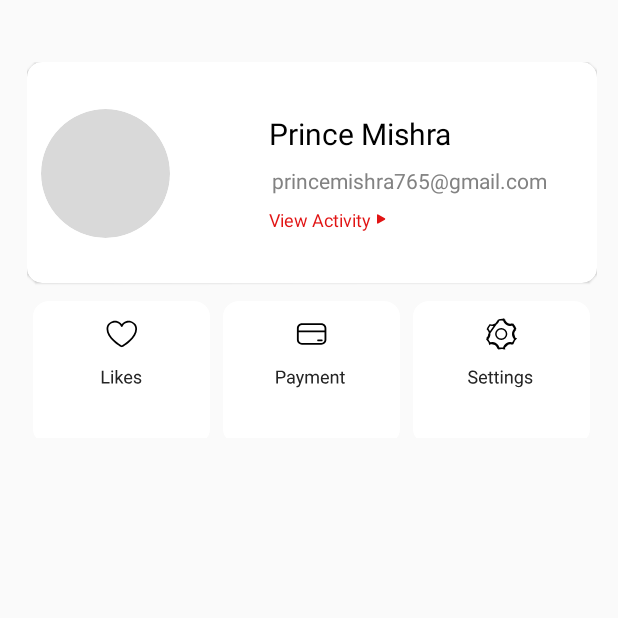
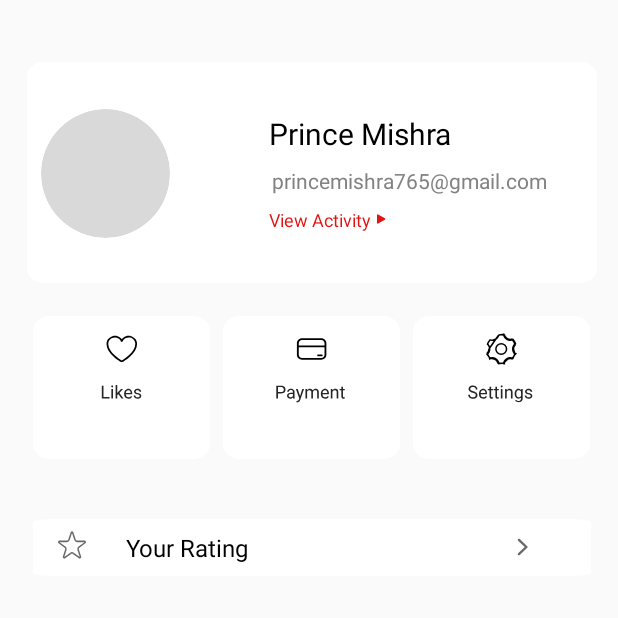
Before and after one commit to Manjeetprasad1/InstantDiet, an Android app: the ProfileFragment screen opened directly, with no data from a screen before it, on a phone screen of 412 x 824 dp, the top half of it. Run offline under Robolectric (Android 15) with nearby library versions, the phone set to English and light mode, and no system bars; our stand-ins replace CircleImageView, data binding.

Commit message:
rating bar added and changed all card designs

```diff
--- /dev/null
+++ b/app/src/main/res/drawable/arrow_3.xml
@@ -0,0 +1,9 @@
+<vector xmlns:android="http://schemas.android.com/apk/res/android"
+    android:width="7dp"
+    android:height="12dp"
+    android:viewportWidth="7"
+    android:viewportHeight="12">
+  <path
+      android:pathData="M6.53,6.53C6.823,6.237 6.823,5.763 6.53,5.47L1.757,0.697C1.464,0.404 0.99,0.404 0.697,0.697C0.404,0.99 0.404,1.464 0.697,1.757L4.939,6L0.697,10.243C0.404,10.535 0.404,11.01 0.697,11.303C0.99,11.596 1.464,11.596 1.757,11.303L6.53,6.53ZM5,6.75L6,6.75L6,5.25L5,5.25L5,6.75Z"
+      android:fillColor="#6A6A6A"/>
+</vector>
--- /dev/null
+++ b/app/src/main/res/drawable/rectangle_42.xml
@@ -0,0 +1,9 @@
+<vector xmlns:android="http://schemas.android.com/apk/res/android"
+    android:width="358dp"
+    android:height="147dp"
+    android:viewportWidth="358"
+    android:viewportHeight="147">
+  <path
+      android:pathData="M10,0L348,0A10,10 0,0 1,358 10L358,137A10,10 0,0 1,348 147L10,147A10,10 0,0 1,0 137L0,10A10,10 0,0 1,10 0z"
+      android:fillColor="#ffffff"/>
+</vector>
--- /dev/null
+++ b/app/src/main/res/drawable/star_6.xml
@@ -0,0 +1,11 @@
+<vector xmlns:android="http://schemas.android.com/apk/res/android"
+    android:width="20dp"
+    android:height="19dp"
+    android:viewportWidth="20"
+    android:viewportHeight="19">
+  <path
+      android:strokeWidth="1"
+      android:pathData="M9.524,1.082C9.674,0.621 10.326,0.621 10.476,1.082L11.994,5.755C12.195,6.373 12.771,6.792 13.421,6.792H18.335C18.819,6.792 19.021,7.412 18.629,7.696L14.653,10.585C14.127,10.967 13.907,11.644 14.108,12.262L15.627,16.936C15.776,17.396 15.249,17.779 14.857,17.495L10.882,14.606C10.356,14.224 9.644,14.224 9.118,14.606L5.143,17.495C4.751,17.779 4.223,17.396 4.373,16.936L5.892,12.262C6.093,11.644 5.873,10.967 5.347,10.585L1.371,7.696C0.979,7.412 1.181,6.792 1.665,6.792H6.579C7.229,6.792 7.805,6.373 8.006,5.755L9.524,1.082Z"
+      android:fillColor="#00000000"
+      android:strokeColor="#6A6A6A"/>
+</vector>
--- a/app/src/main/res/layout/fragment_profile.xml
+++ b/app/src/main/res/layout/fragment_profile.xml
@@ -1,7 +1,6 @@
-<?xml version="1.0" encoding="utf-8"?>
+<?xml version="1.0" encoding="UTF-8"?>
 <layout xmlns:android="http://schemas.android.com/apk/res/android"
-    xmlns:app="http://schemas.android.com/apk/res-auto"
-    xmlns:tools="http://schemas.android.com/tools">
+    xmlns:app="http://schemas.android.com/apk/res-auto" >
     <data>
         <variable
             name="viewModel"
@@ -22,15 +21,16 @@
                 android:layout_height="wrap_content"
                 android:layout_marginTop="41dp"
                 android:layout_marginStart="18dp"
+                android:id="@+id/profile_top"
                 android:layout_marginEnd="14dp"
                 >
-                <com.google.android.material.card.MaterialCardView
+                <androidx.constraintlayout.widget.ConstraintLayout
                     android:layout_width="match_parent"
                     android:layout_height="wrap_content"
                     app:layout_constraintTop_toTopOf="parent"
                     app:layout_constraintStart_toStartOf="parent"
                     app:layout_constraintEnd_toEndOf="parent"
-                    app:cardCornerRadius="10dp"
+                   android:background="@drawable/rectangle_42"
                     android:id="@+id/profile_card"
 
                     >
@@ -94,6 +94,7 @@
                                 android:drawablePadding="4dp"
                                 android:text="View Activity"
                                 android:textAlignment="center"
+                                android:layout_gravity="center_vertical"
                                 android:textColor="#E11414"
                                 android:textSize="12sp"
                                 app:drawableEndCompat="@drawable/polygon_4" />
@@ -105,23 +106,35 @@
 
 
 
-                </com.google.android.material.card.MaterialCardView>
+                </androidx.constraintlayout.widget.ConstraintLayout>
+
+                <androidx.constraintlayout.widget.ConstraintLayout
+                    android:layout_width="match_parent"
+                    android:layout_height="wrap_content"
+                    app:layout_constraintStart_toStartOf="parent"
+                    app:layout_constraintTop_toBottomOf="@id/profile_card"
+
+                    android:paddingVertical="8dp"
+                    app:layout_constraintEnd_toEndOf="parent"
+                    android:id="@+id/lps_lyt"
+                    >
 
                 <androidx.appcompat.widget.LinearLayoutCompat
                     android:layout_width="match_parent"
                     android:layout_height="wrap_content"
-                    app:layout_constraintTop_toBottomOf="@id/profile_card"
+                    app:layout_constraintTop_toTopOf="parent"
                     android:weightSum="3"
+                    android:paddingVertical="4dp"
                     android:orientation="horizontal"
                     android:id="@+id/like_pay_setting">
                     <androidx.appcompat.widget.AppCompatTextView
                         android:layout_width="wrap_content"
                         android:layout_height="wrap_content"
                         android:layout_weight="1"
+                        android:layout_marginBottom="4dp"
                         app:drawableTopCompat="@drawable/group_67"
                         android:layout_marginTop="8dp"
-                        android:padding="10dp"
-
+                        android:paddingVertical="10dp"
                         android:layout_marginHorizontal="4dp"
                         android:layout_gravity="center_vertical"
                         android:background="@drawable/rectangle_43"
@@ -133,6 +146,8 @@
                         app:drawableTopCompat="@drawable/group_68"
                         android:layout_marginTop="8dp"
                         android:padding="10dp"
+
+                        android:layout_marginBottom="4dp"
                         android:layout_marginHorizontal="4dp"
                         android:layout_gravity="center_vertical"
                         android:background="@drawable/rectangle_43"
@@ -145,6 +160,8 @@
                         android:layout_marginTop="8dp"
                         android:padding="10dp"
 
+                        android:layout_marginBottom="4dp"
+
                         android:layout_marginHorizontal="4dp"
                         android:layout_gravity="center_vertical"
                         android:background="@drawable/rectangle_43"
@@ -152,7 +169,71 @@
 
 
                 </androidx.appcompat.widget.LinearLayoutCompat>
+
+
+                </androidx.constraintlayout.widget.ConstraintLayout>
+
+                <androidx.constraintlayout.widget.ConstraintLayout
+                    android:layout_width="match_parent"
+                    android:layout_height="wrap_content"
+                    android:id="@+id/rating_lyt"
+                    app:layout_constraintTop_toBottomOf="@id/lps_lyt"
+                    android:background="@drawable/rectangle_42"
+                    android:layout_marginTop="26dp"
+                    android:paddingVertical="8dp"
+                    android:layout_marginHorizontal="4dp"
+
+                    >
+                    <LinearLayout
+                        android:layout_width="match_parent"
+                        android:layout_height="wrap_content"
+                        app:layout_constraintTop_toTopOf="parent"
+                        app:layout_constraintStart_toStartOf="parent"
+                        app:layout_constraintEnd_toEndOf="parent"
+                        android:weightSum="3"
+                        android:orientation="horizontal"
+                        >
+                        <androidx.appcompat.widget.AppCompatImageView
+                            android:layout_width="wrap_content"
+                            android:layout_height="wrap_content"
+
+                            android:src="@drawable/star_6"
+                            android:layout_marginStart="16dp"
+                            />
+                        <androidx.appcompat.widget.AppCompatTextView
+                            android:layout_width="wrap_content"
+                            android:layout_height="wrap_content"
+                            android:text="Your Rating"
+                            android:textColor="@color/black"
+                            android:layout_weight="1.9"
+                            android:paddingHorizontal="10dp"
+                            android:layout_marginStart="16dp"
+                            android:textSize="16sp"
+                            />
+                        <androidx.appcompat.widget.AppCompatImageView
+                            android:layout_width="wrap_content"
+                            android:layout_height="wrap_content"
+                            android:src="@drawable/arrow_3"
+                            android:layout_weight="0.8"
+                            android:layout_marginStart="32dp"
+
+                            android:layout_gravity="center_vertical"
+                            />
+                    </LinearLayout>
+                </androidx.constraintlayout.widget.ConstraintLayout>
+
+                <androidx.constraintlayout.widget.ConstraintLayout
+                    android:layout_width="match_parent"
+                    android:layout_height="match_parent"
+                    app:layout_constraintTop_toBottomOf="@id/rating_lyt"
+                    android:layout_marginTop="24dp"
+
+                    >
+
+                </androidx.constraintlayout.widget.ConstraintLayout>
+
             </androidx.constraintlayout.widget.ConstraintLayout>
+
 
 
         </ScrollView>
--- a/gradle.properties
+++ b/gradle.properties
@@ -6,7 +6,7 @@
 # http://www.gradle.org/docs/current/userguide/build_environment.html
 # Specifies the JVM arguments used for the daemon process.
 # The setting is particularly useful for tweaking memory settings.
-org.gradle.jvmargs=-Xmx2048m -Dfile.encoding=UTF-8
+org.gradle.jvmargs=-Xmx2048m
 # When configured, Gradle will run in incubating parallel mode.
 # This option should only be used with decoupled projects. More details, visit
 # http://www.gradle.org/docs/current/userguide/multi_project_builds.html#sec:decoupled_projects
```
